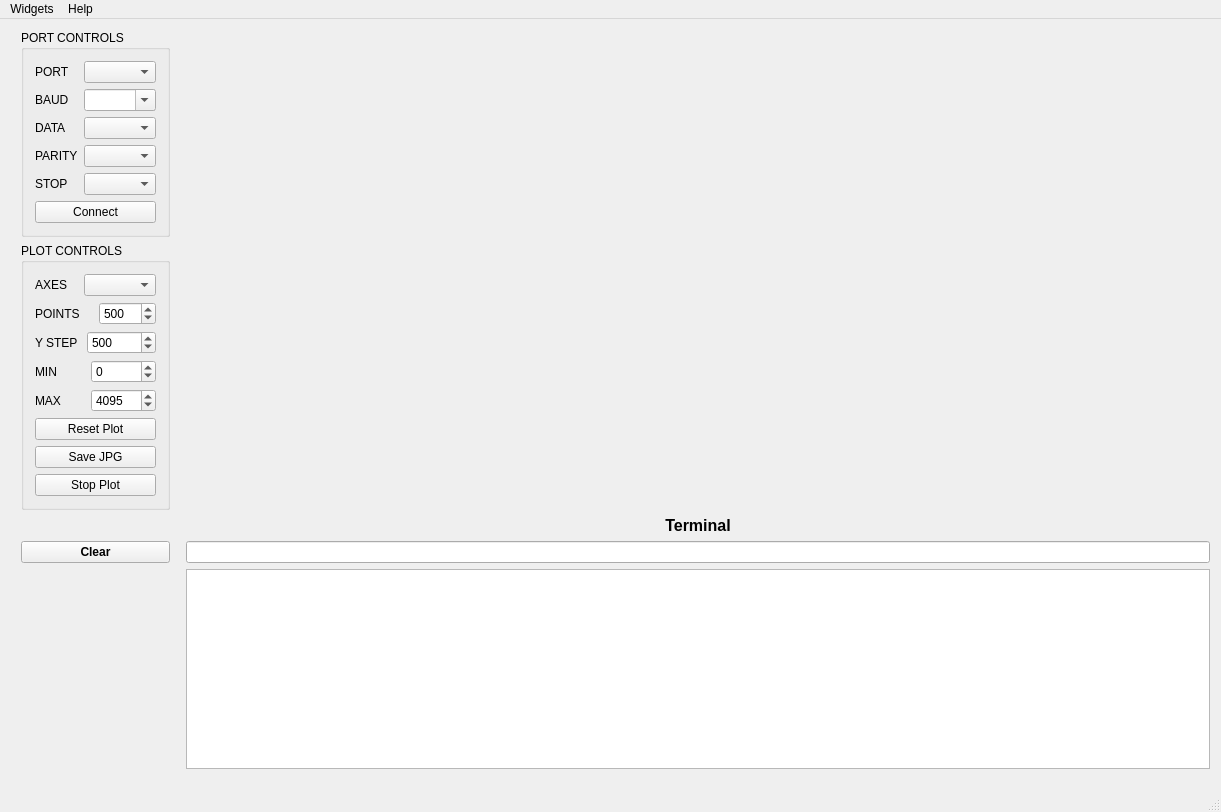
Before: the Qt Designer form mainwindow.ui in devlabnet/YASP, drawn with Qt 5.
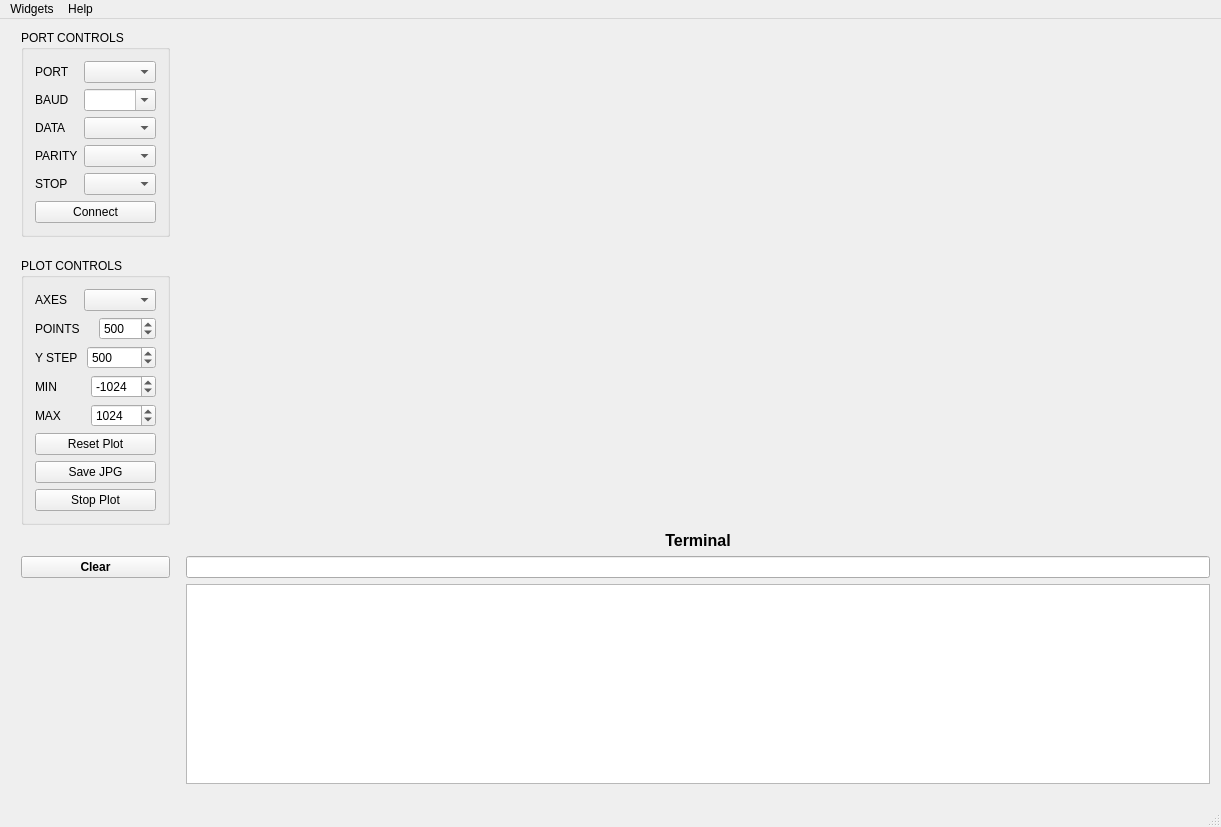
After: the same form once the commit is applied. Custom widgets are drawn as their Qt base class.

What changed in the file:
```diff
--- a/mainwindow.ui
+++ b/mainwindow.ui
@@ -6,8 +6,8 @@
    <rect>
     <x>0</x>
     <y>0</y>
-    <width>843</width>
-    <height>620</height>
+    <width>1195</width>
+    <height>827</height>
    </rect>
   </property>
   <property name="sizePolicy">
@@ -297,6 +297,9 @@
                <property name="singleStep">
                 <number>10</number>
                </property>
+               <property name="value">
+                <number>-1024</number>
+               </property>
               </widget>
              </item>
             </layout>
@@ -322,7 +325,7 @@
                 <number>10</number>
                </property>
                <property name="value">
-                <number>4095</number>
+                <number>1024</number>
                </property>
               </widget>
              </item>
```
Left out of the diff: 2 changed lines with no effect on the pictures.
